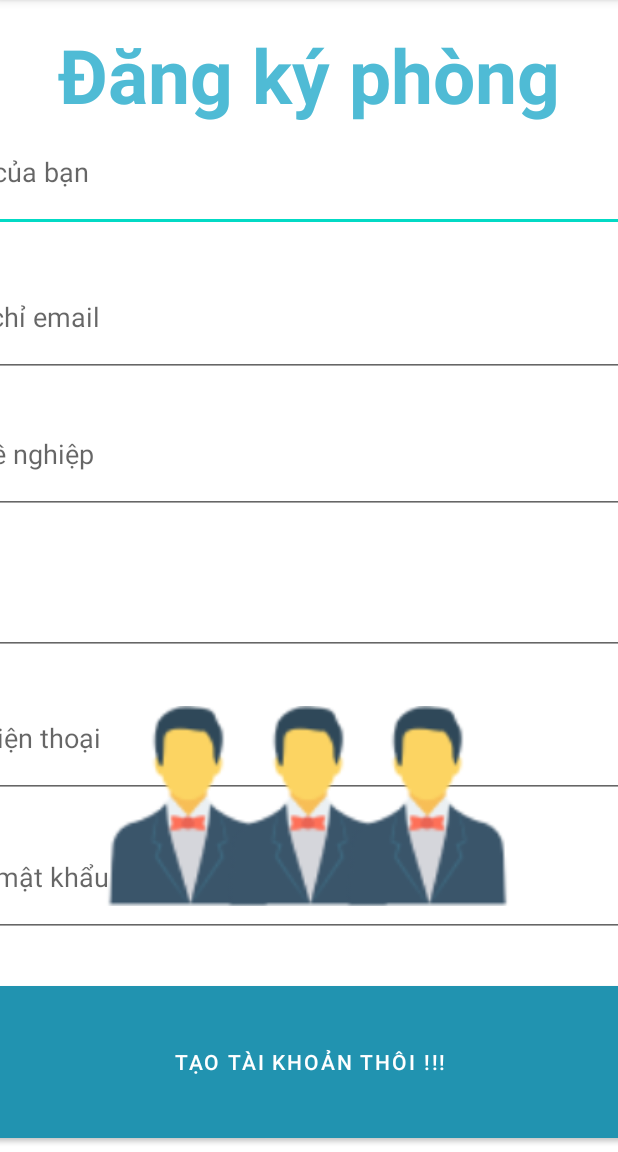
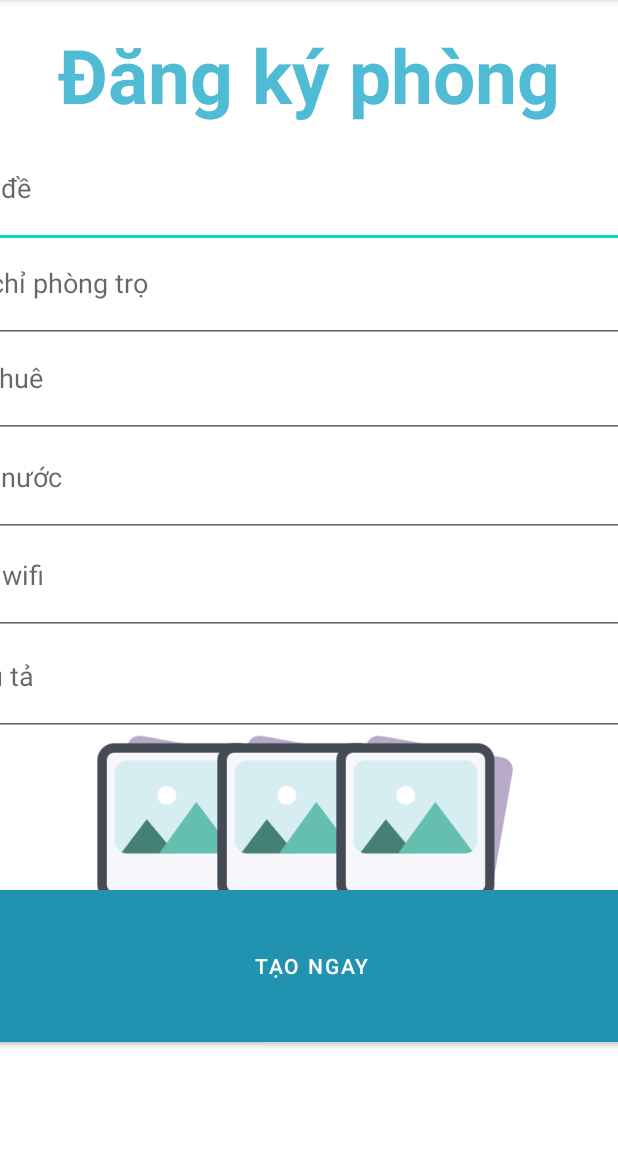
Before and after one commit to hientq17/AndroidGroupProject, an Android app: the screen it shows after launch (CreateRoomActivity), on a phone screen of 412 x 824 dp, the part 84-1236 px from its top. Run offline under Robolectric (Android 15) with nearby library versions, the phone set to English and light mode, and no system bars; pictures from the network do not load.

Commit message:
edit create room layout

```diff
--- a/GroupProject/app/src/main/res/layout/create_room_layout.xml
+++ b/GroupProject/app/src/main/res/layout/create_room_layout.xml
@@ -18,130 +18,131 @@
         app:layout_constraintVertical_bias="0.023" />
 
     <EditText
-        android:id="@+id/txtFullName"
+        android:id="@+id/txtTitle"
         android:layout_width="750px"
         android:layout_height="120px"
         android:ems="10"
-        android:hint="Tên của bạn"
+        android:hint="Tiêu đề"
         app:layout_constraintBottom_toBottomOf="parent"
         app:layout_constraintEnd_toEndOf="parent"
         app:layout_constraintHorizontal_bias="0.496"
         app:layout_constraintStart_toStartOf="parent"
         app:layout_constraintTop_toTopOf="parent"
-        app:layout_constraintVertical_bias="0.109" />
+        app:layout_constraintVertical_bias="0.124" />
 
     <EditText
-        android:id="@+id/txtAge"
+        android:id="@+id/txtAddress"
         android:layout_width="750px"
         android:layout_height="120px"
         android:ems="10"
-        android:hint="Tuổi"
+        android:hint="Địa chỉ phòng trọ"
         app:layout_constraintBottom_toBottomOf="parent"
         app:layout_constraintEnd_toEndOf="parent"
         app:layout_constraintHorizontal_bias="0.488"
         app:layout_constraintStart_toStartOf="parent"
-        app:layout_constraintTop_toBottomOf="@+id/txtJob"
-        app:layout_constraintVertical_bias="0.04" />
+        app:layout_constraintTop_toTopOf="parent"
+        app:layout_constraintVertical_bias="0.216" />
 
     <EditText
-        android:id="@+id/txtPhoneNumber"
+        android:id="@+id/txtPrice"
         android:layout_width="750px"
         android:layout_height="120px"
         android:ems="10"
-        android:hint="Số điện thoại"
+        android:hint="Giá thuê"
         app:layout_constraintBottom_toBottomOf="parent"
         app:layout_constraintEnd_toEndOf="parent"
         app:layout_constraintHorizontal_bias="0.488"
         app:layout_constraintStart_toStartOf="parent"
-        app:layout_constraintTop_toBottomOf="@+id/txtAge"
-        app:layout_constraintVertical_bias="0.061" />
+        app:layout_constraintTop_toTopOf="parent"
+        app:layout_constraintVertical_bias="0.308" />
 
     <EditText
-        android:id="@+id/txtJob"
+        android:id="@+id/txtWater"
         android:layout_width="750px"
         android:layout_height="120px"
         android:ems="10"
-        android:hint="Nghề nghiệp"
+        android:hint="Tiền nước"
+        app:layout_constraintBottom_toBottomOf="parent"
+        app:layout_constraintEnd_toEndOf="parent"
+        app:layout_constraintHorizontal_bias="0.496"
+        app:layout_constraintStart_toStartOf="parent"
+        app:layout_constraintTop_toTopOf="parent"
+        app:layout_constraintVertical_bias="0.404" />
+
+    <EditText
+        android:id="@+id/txtWifi"
+        android:layout_width="750px"
+        android:layout_height="120px"
+        android:ems="10"
+        android:hint="Tiền wifi"
         app:layout_constraintBottom_toBottomOf="parent"
         app:layout_constraintEnd_toEndOf="parent"
         app:layout_constraintHorizontal_bias="0.488"
         app:layout_constraintStart_toStartOf="parent"
-        app:layout_constraintTop_toBottomOf="@+id/txtEmailAddress"
-        app:layout_constraintVertical_bias="0.026" />
+        app:layout_constraintTop_toTopOf="parent"
+        app:layout_constraintVertical_bias="0.499" />
 
     <EditText
-        android:id="@+id/txtNewPassword"
+        android:id="@+id/txtDescription"
         android:layout_width="750px"
         android:layout_height="120px"
         android:ems="10"
-        android:hint="Tạo mật khẩu mới"
+        android:hint="Miêu tả"
         app:layout_constraintBottom_toBottomOf="parent"
         app:layout_constraintEnd_toEndOf="parent"
         app:layout_constraintHorizontal_bias="0.488"
         app:layout_constraintStart_toStartOf="parent"
-        app:layout_constraintTop_toBottomOf="@+id/txtPhoneNumber"
-        app:layout_constraintVertical_bias="0.083" />
-
-    <EditText
-        android:id="@+id/txtEmailAddress"
-        android:layout_width="750px"
-        android:layout_height="120px"
-        android:ems="10"
-        android:hint="Đại chỉ email"
-        app:layout_constraintBottom_toBottomOf="parent"
-        app:layout_constraintEnd_toEndOf="parent"
-        app:layout_constraintHorizontal_bias="0.488"
-        app:layout_constraintStart_toStartOf="parent"
-        app:layout_constraintTop_toBottomOf="@+id/txtFullName"
-        app:layout_constraintVertical_bias="0.031" />
-
-    <Button
-        android:id="@+id/btnSignUp"
-        android:layout_width="750px"
-        android:layout_height="170px"
-        android:backgroundTint="#2193B0"
-        android:text="Tạo tài khoản thôi !!!"
-        app:layout_constraintBottom_toBottomOf="parent"
-        app:layout_constraintEnd_toEndOf="parent"
-        app:layout_constraintHorizontal_bias="0.504"
-        app:layout_constraintStart_toStartOf="parent"
-        app:layout_constraintTop_toBottomOf="@+id/txtNewPassword"
-        app:layout_constraintVertical_bias="0.897" />
+        app:layout_constraintTop_toTopOf="parent"
+        app:layout_constraintVertical_bias="0.597" />
 
     <ImageView
         android:id="@+id/btnImageRoom1"
         android:layout_width="230px"
         android:layout_height="200px"
-        android:src="@drawable/user_avatar"
+        android:src="@drawable/gallery"
         app:layout_constraintBottom_toBottomOf="parent"
         app:layout_constraintEnd_toEndOf="parent"
         app:layout_constraintHorizontal_bias="0.188"
         app:layout_constraintStart_toStartOf="parent"
         app:layout_constraintTop_toBottomOf="@+id/textView"
-        app:layout_constraintVertical_bias="0.703" />
+        app:layout_constraintVertical_bias="0.72" />
 
     <ImageView
         android:id="@+id/btnImageRoom2"
         android:layout_width="230px"
         android:layout_height="200px"
-        android:src="@drawable/user_avatar"
+        android:src="@drawable/gallery"
         app:layout_constraintBottom_toBottomOf="parent"
         app:layout_constraintEnd_toEndOf="parent"
         app:layout_constraintHorizontal_bias="0.498"
         app:layout_constraintStart_toStartOf="parent"
         app:layout_constraintTop_toBottomOf="@+id/textView"
-        app:layout_constraintVertical_bias="0.703" />
+        app:layout_constraintVertical_bias="0.72" />
 
     <ImageView
         android:id="@+id/btnImageRoom3"
         android:layout_width="230px"
         android:layout_height="200px"
-        android:src="@drawable/user_avatar"
+        android:src="@drawable/gallery"
         app:layout_constraintBottom_toBottomOf="parent"
         app:layout_constraintEnd_toEndOf="parent"
         app:layout_constraintHorizontal_bias="0.804"
         app:layout_constraintStart_toStartOf="parent"
         app:layout_constraintTop_toBottomOf="@+id/textView"
-        app:layout_constraintVertical_bias="0.703" />
+        app:layout_constraintVertical_bias="0.72" />
 
+
+
+    <Button
+        android:id="@+id/btnSignupRoom"
+        android:layout_width="750px"
+        android:layout_height="170px"
+        android:backgroundTint="#2193B0"
+        android:text="Tạo ngay"
+        app:layout_constraintBottom_toBottomOf="parent"
+        app:layout_constraintEnd_toEndOf="parent"
+        app:layout_constraintHorizontal_bias="0.496"
+        app:layout_constraintStart_toStartOf="parent"
+        app:layout_constraintTop_toBottomOf="@+id/textView"
+        app:layout_constraintVertical_bias="0.882" />
 </androidx.constraintlayout.widget.ConstraintLayout>
```
Also changed, not shown: GroupProject/app/src/main/res/drawable/gallery.png (added), 1 other file.
